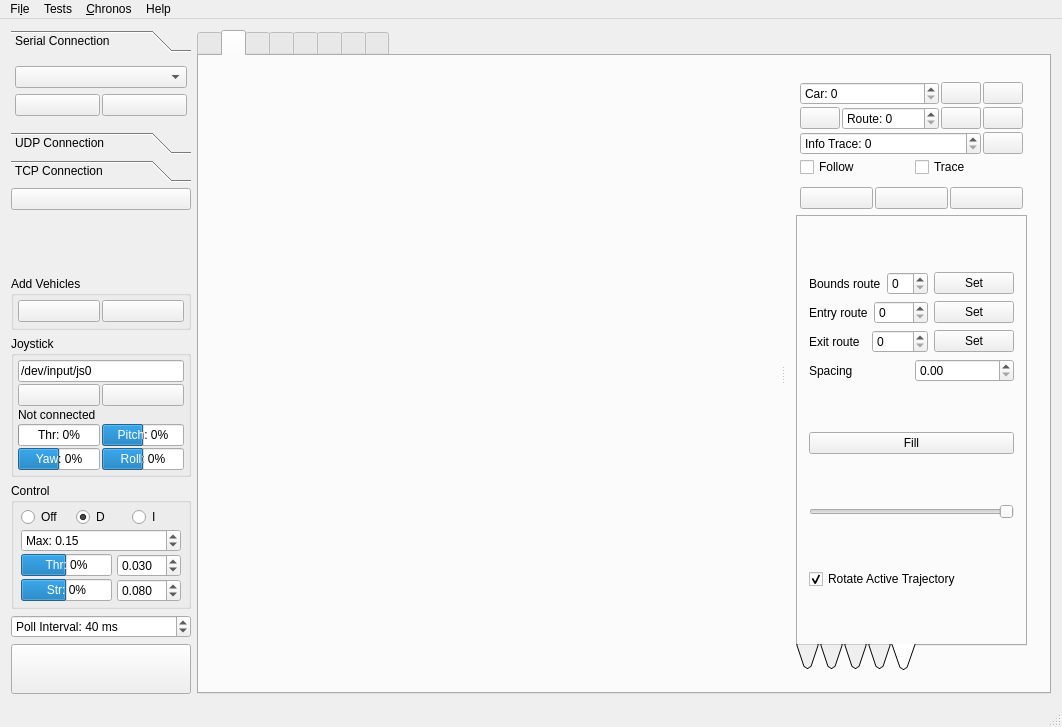
vedderb/rise_sdvp, file Linux/RControlStation/mainwindow.ui: the form before one commit.
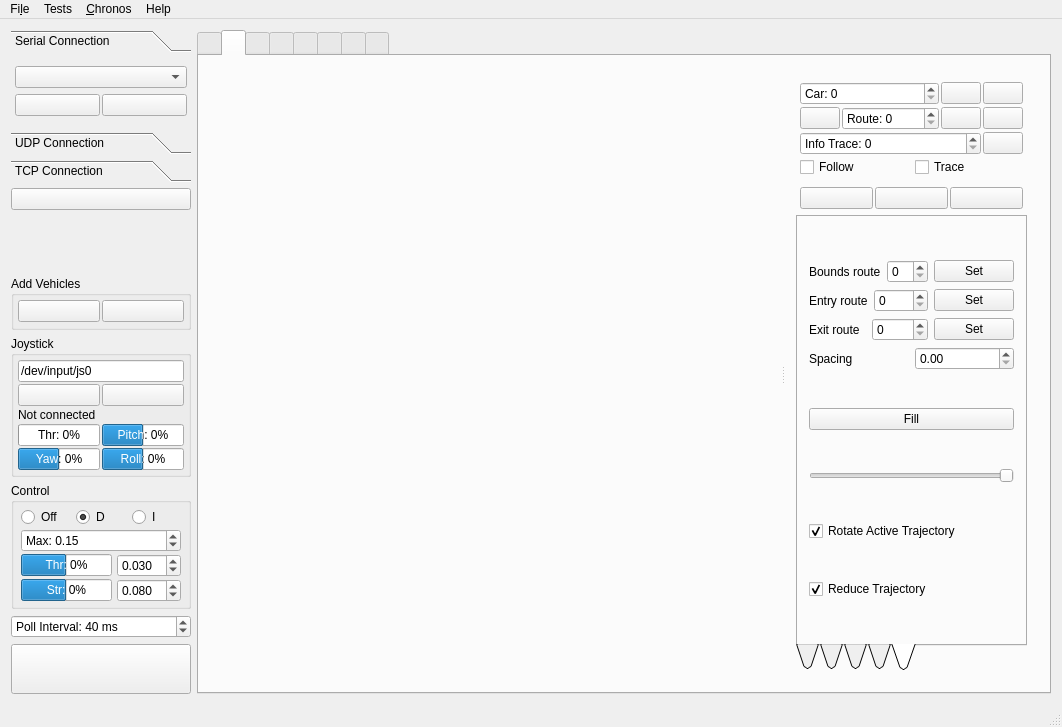
The form after the commit. The open tabs and pages were chosen to show the change. Icons and pictures are not drawn. Custom widgets are drawn as their Qt base class.

Patch:
```diff
--- a/Linux/RControlStation/mainwindow.ui
+++ b/Linux/RControlStation/mainwindow.ui
@@ -773,7 +773,7 @@
             </sizepolicy>
            </property>
           </widget>
-          <widget class="QWidget" name="">
+          <widget class="QWidget" name="layoutWidget">
            <layout class="QVBoxLayout" name="verticalLayout_10">
             <property name="spacing">
              <number>2</number>
@@ -2874,6 +2874,16 @@
                   </property>
                  </widget>
                 </item>
+                <item>
+                 <widget class="QCheckBox" name="reduceTrajectoryCheckBox">
+                  <property name="text">
+                   <string>Reduce Trajectory</string>
+                  </property>
+                  <property name="checked">
+                   <bool>true</bool>
+                  </property>
+                 </widget>
+                </item>
                </layout>
               </widget>
              </widget>
```
Left out of the diff: 2 changed lines with no effect on the pictures.
